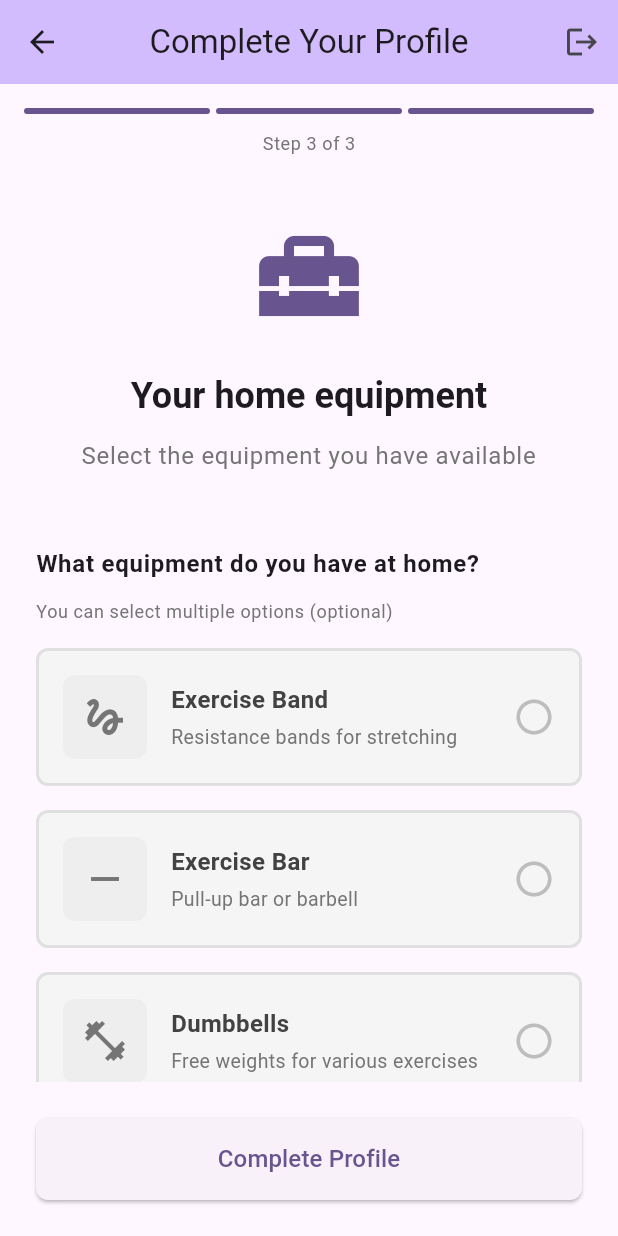
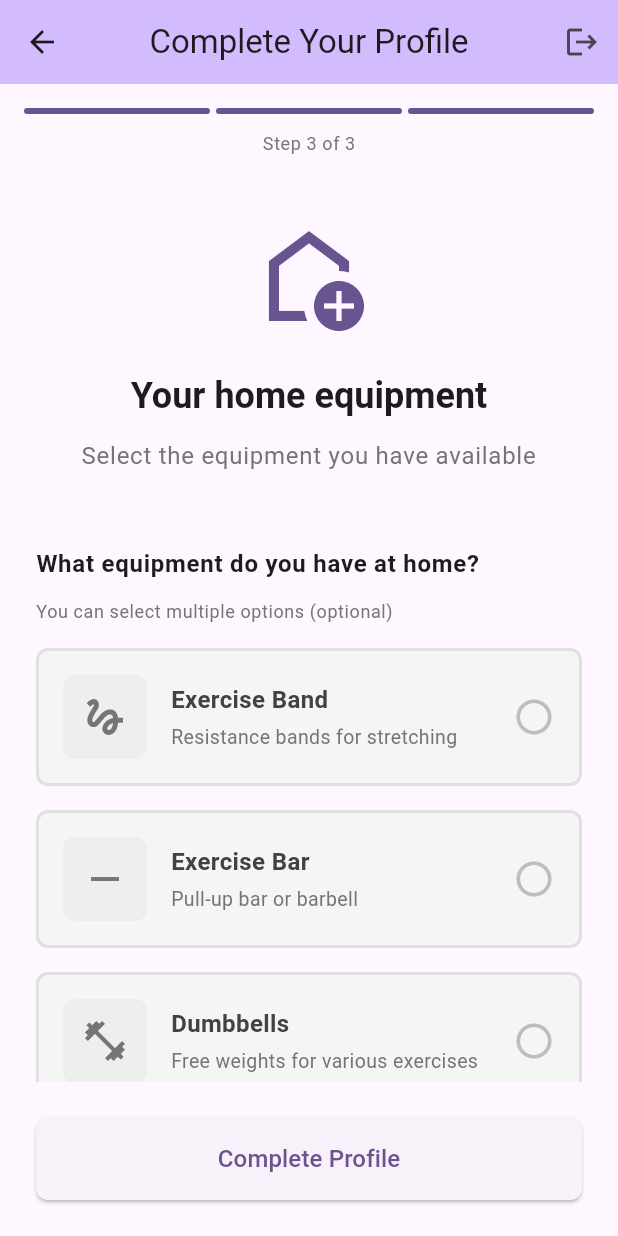
Before and after one commit to kmiszczynski/fitpilot, a Flutter app: the ProfileFormStep3Screen screen opened by its route, on a phone screen of 412 x 824 dp. Run offline on Flutter 3.47's test engine with Material 3 defaults, Android fonts, the phone set to English and light mode, and no system bars; our stand-ins replace dartz, dio, equatable, flutter_secure_storage, font_awesome_flutter, freezed_annotation and 1 more; missing offline and left inert: amazon_cognito_identity_dart_2, flutter_appauth; accounts and stored records are empty.

Commit message:
Changed icon for equipment.

```diff
--- a/lib/screens/profile_form_step3_screen.dart
+++ b/lib/screens/profile_form_step3_screen.dart
@@ -209,7 +209,7 @@ class _ProfileFormStep3ScreenState extends State<ProfileFormStep3Screen> {
                       crossAxisAlignment: CrossAxisAlignment.stretch,
                       children: [
                         Icon(
-                          Icons.home_repair_service,
+                          Icons.add_home_outlined,
                           size: 80,
                           color: Theme.of(context).colorScheme.primary,
                         ),
```
